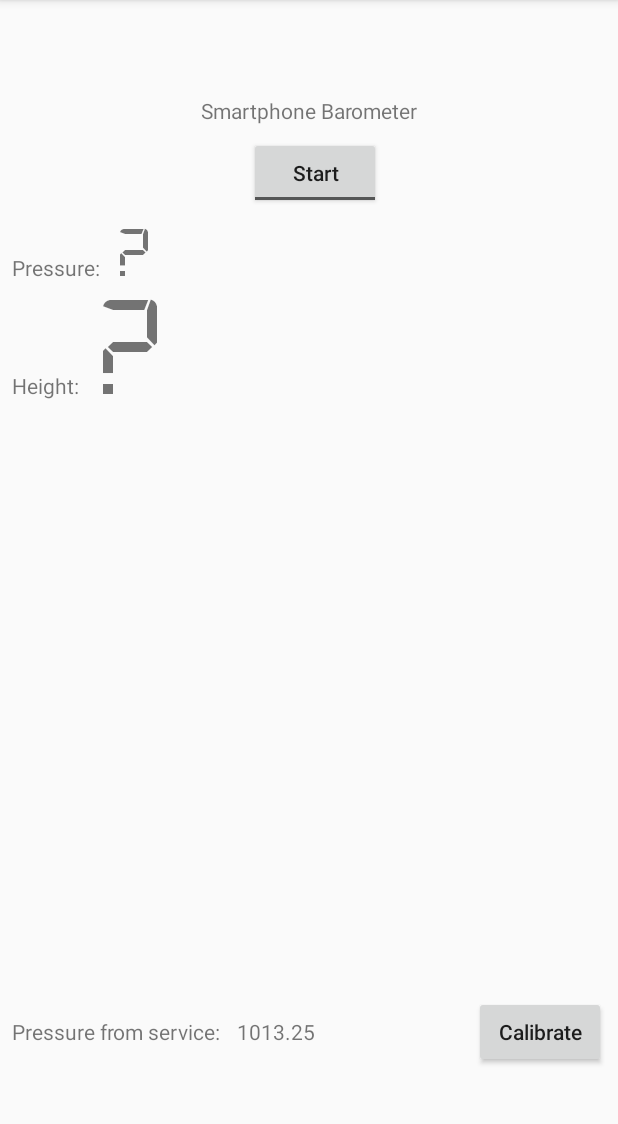
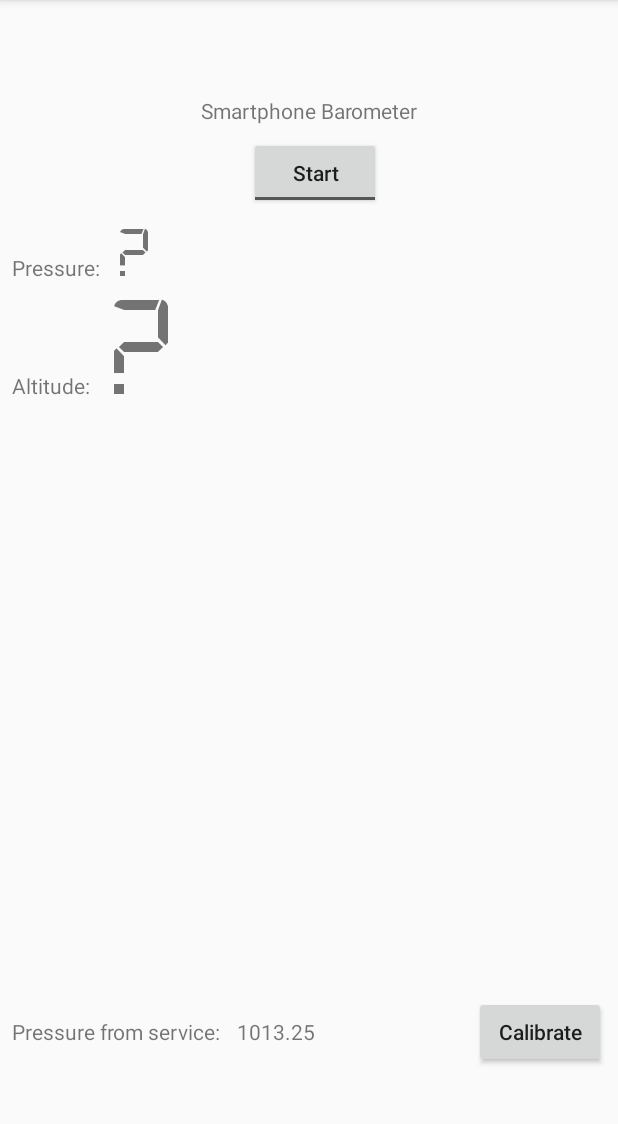
Before and after one commit to joansansam/PressureAltimeter, an Android app: the screen it shows after launch (MainActivity), on a phone screen of 412 x 824 dp, the part 84-1208 px from its top. Run offline under Robolectric (Android 15) with nearby library versions, the phone set to English and light mode, and no system bars.

```diff
--- a/app/src/main/java/melsion/sansa/joan/pressurealtimeter/FileUtil.java
+++ b/app/src/main/java/melsion/sansa/joan/pressurealtimeter/FileUtil.java
@@ -33,7 +33,7 @@ public class FileUtil {
 
         try {
             outputStream = new FileOutputStream(file);
-            String sequence= "date height "+/*averaged_height windoo_heigh*/" \n";
+            String sequence= "date altitude \n";
             outputStream.write(sequence.getBytes());
 
         } catch (IOException e) {
@@ -43,11 +43,11 @@ public class FileUtil {
         }
     }
 
-    public static void addToFile(String baroHeight, String baroAvg){
+    public static void addToFile(String baroAltitude, String baroAvg){
         try {
             String date = DateFormat.format("dd/MM/yyyy-HH:mm:ss", new java.util.Date()).toString();
 
-            String sequence = date + " " + baroHeight + " " + baroAvg + "\n";
+            String sequence = date + " " + baroAltitude + " " + baroAvg + "\n";
 
             outputStream.write(sequence.replace(".", ",").getBytes());
 
--- a/app/src/main/java/melsion/sansa/joan/pressurealtimeter/PressureToHeightClass.java
+++ b/app/src/main/java/melsion/sansa/joan/pressurealtimeter/PressureToAltitudeClass.java
@@ -12,7 +12,7 @@ import static java.lang.Math.pow;
  * https://github.com/joansansam/PressureAltimeter
  */
 
-public class PressureToHeightClass {
+public class PressureToAltitudeClass {
     //CONSTANTS
     private static double M=0.0289644;
     private static double g=9.80665;
--- a/app/src/main/res/layout/activity_main.xml
+++ b/app/src/main/res/layout/activity_main.xml
@@ -81,22 +81,22 @@
         app:layout_constraintTop_toBottomOf="@+id/baro_btn" />
 
     <TextView
-        android:id="@+id/height_title_tv"
+        android:id="@+id/altitude_title_tv"
         android:layout_width="wrap_content"
         android:layout_height="wrap_content"
         android:layout_marginStart="8dp"
-        android:text="Height: "
-        app:layout_constraintBaseline_toBaselineOf="@+id/height_baro_tv"
+        android:text="Altitude: "
+        app:layout_constraintBaseline_toBaselineOf="@+id/altitude_baro_tv"
         app:layout_constraintStart_toStartOf="parent" />
 
     <TextView
-        android:id="@+id/height_baro_tv"
+        android:id="@+id/altitude_baro_tv"
         android:layout_width="wrap_content"
         android:layout_height="wrap_content"
         android:layout_marginStart="8dp"
         android:text="\?"
         android:textSize="96sp"
-        app:layout_constraintStart_toEndOf="@+id/height_title_tv"
+        app:layout_constraintStart_toEndOf="@+id/altitude_title_tv"
         app:layout_constraintTop_toBottomOf="@+id/pressure_baro_tv" />
 
     <ProgressBar
```
Also changed, not shown: app/src/main/java/melsion/sansa/joan/pressurealtimeter/MainActivity.java (+35 -15 lines), app/src/main/java/melsion/sansa/joan/pressurealtimeter/PressureSensorClass.java (+8 -8 lines).
